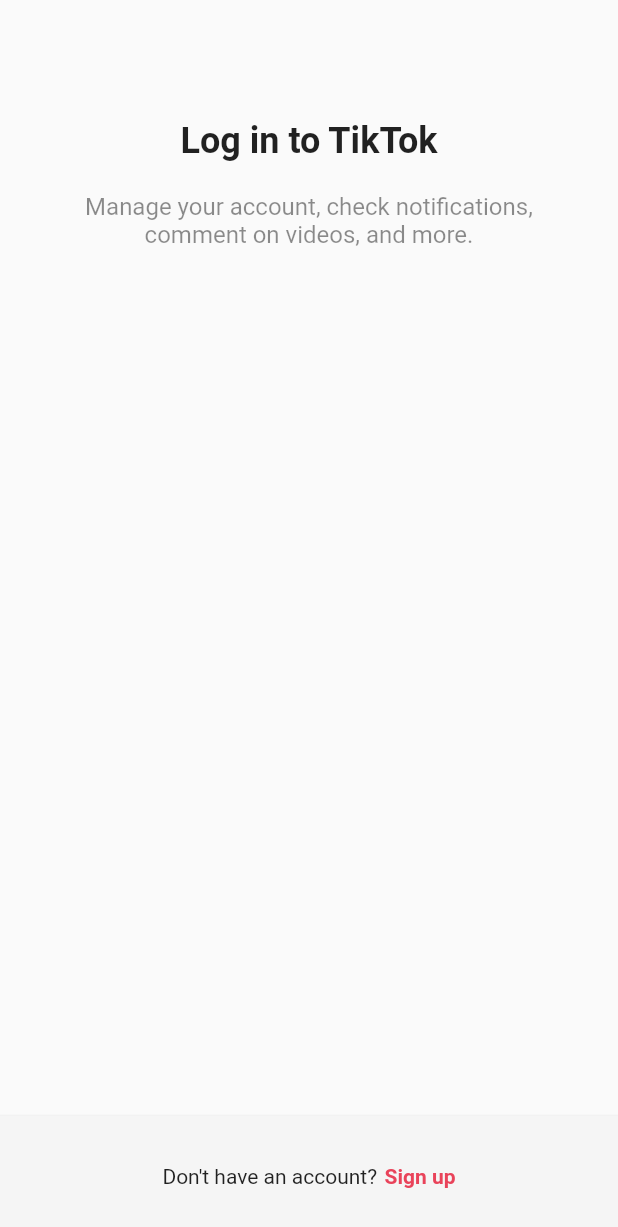
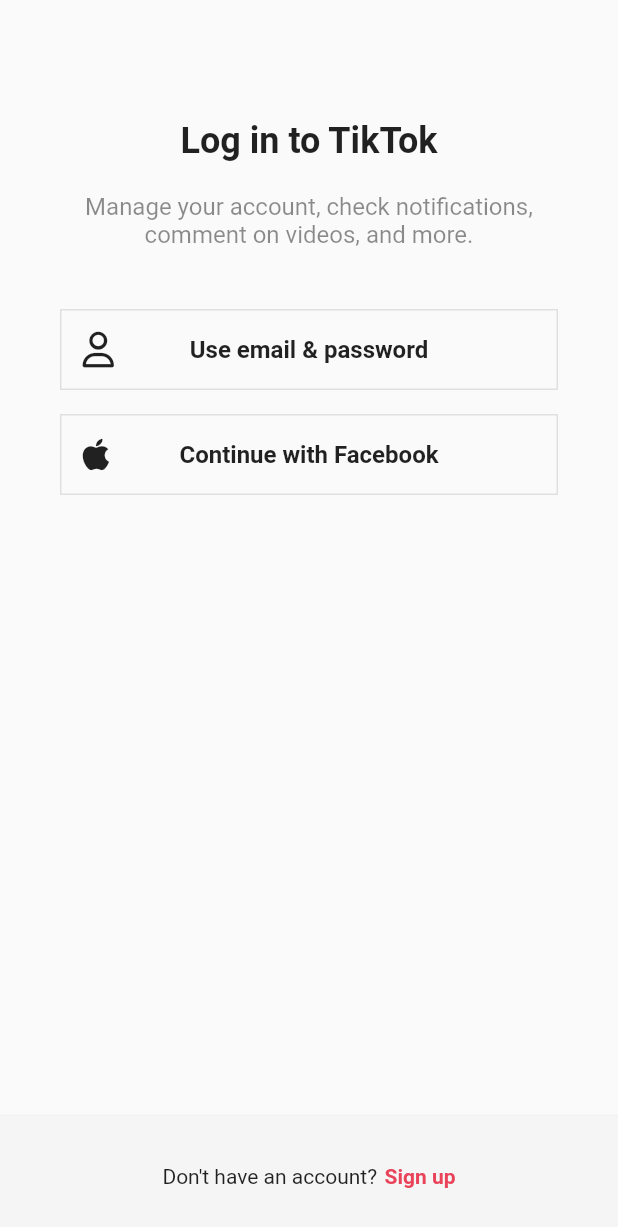
Before and after one commit to chane81/tiktok-clone, a Flutter app: the screen it shows after launch, after a tap on "Log in", on a phone screen of 412 x 824 dp. Shown: the top 1227 px of the screen. Run offline on Flutter 3.47's test engine with Material 2 defaults, Android fonts, the phone set to English and light mode, and no system bars; our stand-ins replace font_awesome_flutter.

Commit message:
feat: auth button

```diff
--- a/lib/features/authentication/login_screen.dart
+++ b/lib/features/authentication/login_screen.dart
@@ -1,6 +1,8 @@
 import 'package:flutter/material.dart';
+import 'package:font_awesome_flutter/font_awesome_flutter.dart';
 import 'package:tiktok_clone/constants/gaps.dart';
 import 'package:tiktok_clone/constants/sizes.dart';
+import 'package:tiktok_clone/features/authentication/widgets/auth_button.dart';
 
 class LoginScreen extends StatelessWidget {
   const LoginScreen({super.key});
@@ -35,7 +37,17 @@ class LoginScreen extends StatelessWidget {
                   color: Colors.black45,
                 ),
                 textAlign: TextAlign.center,
-              )
+              ),
+              Gaps.v40,
+              AuthButton(
+                icon: FaIcon(FontAwesomeIcons.user),
+                text: 'Use email & password',
+              ),
+              Gaps.v16,
+              AuthButton(
+                icon: FaIcon(FontAwesomeIcons.apple),
+                text: 'Continue with Facebook',
+              ),
             ],
           ),
         ),
--- a/lib/features/authentication/sign_up_screen.dart
+++ b/lib/features/authentication/sign_up_screen.dart
@@ -1,4 +1,5 @@
 import 'package:flutter/material.dart';
+import 'package:font_awesome_flutter/font_awesome_flutter.dart';
 import 'package:tiktok_clone/constants/gaps.dart';
 import 'package:tiktok_clone/constants/sizes.dart';
 import 'package:tiktok_clone/features/authentication/login_screen.dart';
@@ -41,9 +42,15 @@ class SignUpScreen extends StatelessWidget {
                 textAlign: TextAlign.center,
               ),
               Gaps.v40,
-              AuthButton(text: 'Use phone or email'),
-              Gaps.v14,
-              AuthButton(text: 'Continue with Facebook'),
+              AuthButton(
+                icon: FaIcon(FontAwesomeIcons.user),
+                text: 'Use email & password',
+              ),
+              Gaps.v16,
+              AuthButton(
+                icon: FaIcon(FontAwesomeIcons.apple),
+                text: 'Continue with Facebook',
+              ),
             ],
           ),
         ),
--- a/lib/features/authentication/widgets/auth_button.dart
+++ b/lib/features/authentication/widgets/auth_button.dart
@@ -1,26 +1,37 @@
 import 'package:flutter/material.dart';
+import 'package:font_awesome_flutter/font_awesome_flutter.dart';
 import 'package:tiktok_clone/constants/sizes.dart';
 
 class AuthButton extends StatelessWidget {
   final String text;
+  final FaIcon icon;
 
-  const AuthButton({super.key, required this.text});
+  const AuthButton({
+    super.key,
+    required this.text,
+    required this.icon,
+  });
 
   @override
   Widget build(BuildContext context) {
     return FractionallySizedBox(
       widthFactor: 1,
       child: Container(
-        padding: const EdgeInsets.symmetric(
-          vertical: Sizes.size14,
-        ),
+        padding: const EdgeInsets.all(Sizes.size14),
         decoration: BoxDecoration(
           border: Border.all(
             color: Colors.grey.shade300,
             width: Sizes.size1,
           ),
         ),
-        child: Text(
+        child: Stack(
+          alignment: Alignment.center,
+          children: [
+            Align(
+              alignment: Alignment.centerLeft,
+              child: icon,
+            ),
+            Text(
               text,
               style: const TextStyle(
                 fontSize: Sizes.size16,
@@ -28,6 +39,8 @@ class AuthButton extends StatelessWidget {
               ),
               textAlign: TextAlign.center,
             ),
+          ],
+        ),
       ),
     );
   }
--- a/pubspec.yaml
+++ b/pubspec.yaml
@@ -31,10 +31,10 @@ dependencies:
   flutter:
     sdk: flutter
 
-
   # The following adds the Cupertino Icons font to your application.
   # Use with the CupertinoIcons class for iOS style icons.
   cupertino_icons: ^1.0.2
+  font_awesome_flutter: 10.3.0
 
 dev_dependencies:
   flutter_test:
@@ -52,7 +52,6 @@ dev_dependencies:
 
 # The following section is specific to Flutter packages.
 flutter:
-
   # The following line ensures that the Material Icons font is
   # included with your application, so that you can use the icons in
   # the material Icons class.
```
Also changed, not shown: pubspec.lock, 1 other file. Lines whose indentation alone changed are shown as unchanged.
